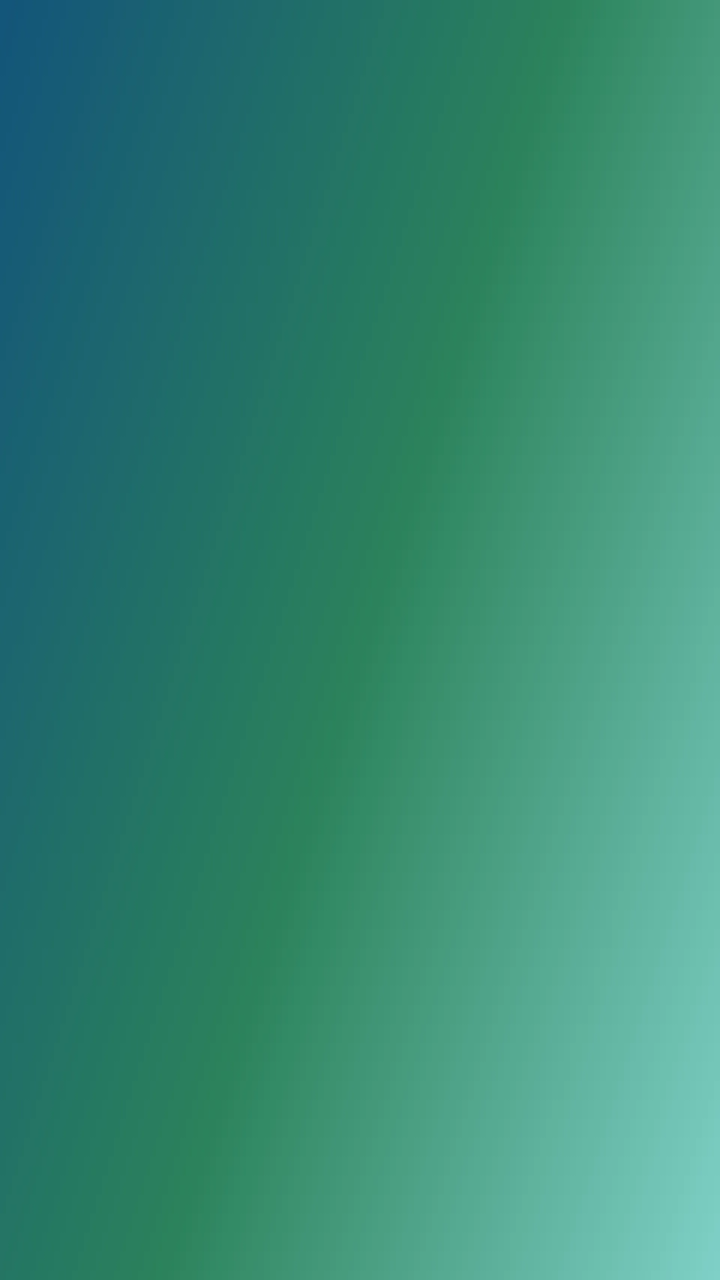
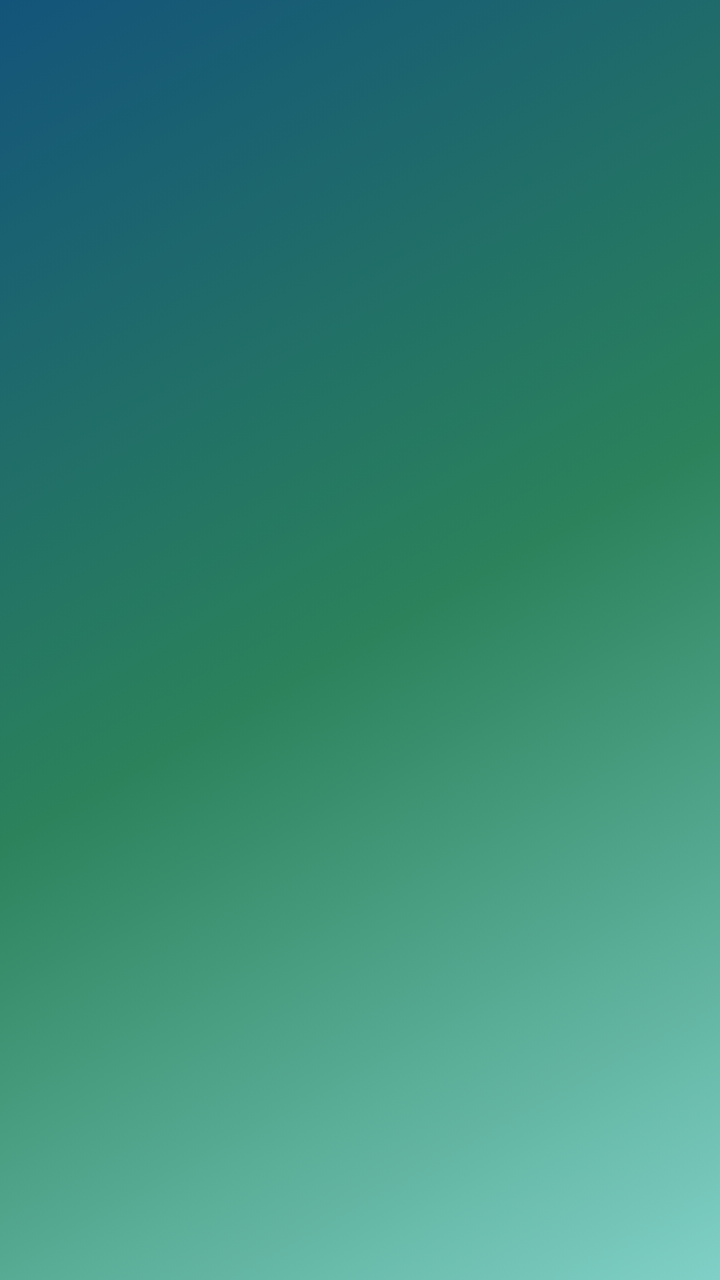

Before-and-after screenshots of an Android layout around one commit, followed by the original layout XML and the change that was made.
<!-- AndroidManifest.xml: application theme Theme.Launcher -->
<!-- res/layout/item_app.xml -->
<?xml version="1.0" encoding="utf-8"?>
<FrameLayout xmlns:android="http://schemas.android.com/apk/res/android"
    android:layout_width="match_parent"
    android:layout_height="wrap_content"
    android:clipChildren="false"
    android:clipToPadding="false"
    android:paddingTop="8dp"
    android:paddingBottom="8dp">

    <FrameLayout
        android:id="@+id/card"
        android:layout_width="match_parent"
        android:layout_height="wrap_content"
        android:layout_gravity="center_horizontal|top"
        android:clickable="true"
        android:focusable="true">

        <ImageView
            android:id="@+id/banner"
            android:layout_width="match_parent"
            android:layout_height="match_parent"
            android:importantForAccessibility="no"
            android:scaleType="centerCrop" />

        
        <ImageView
            android:id="@+id/icon"
            android:layout_width="48dp"
            android:layout_height="48dp"
            android:layout_gravity="center"
            android:layout_marginBottom="14dp"
            android:importantForAccessibility="no"
            android:visibility="gone" />

        <TextView
            android:id="@+id/title"
            android:layout_width="match_parent"
            android:layout_height="wrap_content"
            android:layout_gravity="bottom"
            android:layout_marginBottom="6dp"
            android:ellipsize="end"
            android:fontFamily="@font/outfit_regular"
            android:gravity="center"
            android:includeFontPadding="false"
            android:paddingStart="8dp"
            android:paddingEnd="8dp"
            android:singleLine="true"
            android:textColor="#FFFFFFFF"
            android:textSize="13sp"
            android:visibility="gone" />
    </FrameLayout>

    <TextView
        android:id="@+id/name"
        android:layout_width="match_parent"
        android:layout_height="22dp"
        android:layout_gravity="center_horizontal|top"
        android:alpha="0"
        android:ellipsize="end"
        android:fontFamily="@font/outfit_medium"
        android:gravity="center"
        android:includeFontPadding="false"
        android:singleLine="true"
        android:textColor="#F2FFFFFF"
        android:textSize="14sp" />
</FrameLayout>
<!-- resources referenced by this layout -->
<resources>
  <style name="Theme.Launcher" parent="android:Theme.Material.NoActionBar">
          
          <item name="android:windowBackground">@drawable/window_bg</item>
          <item name="android:windowFullscreen">true</item>
          <item name="android:windowNoTitle">true</item>
          <item name="android:colorBackground">#FF000000</item>
      </style>
  <!-- drawable window_bg (drawable) -->
  <?xml version="1.0" encoding="utf-8"?>
  <bitmap xmlns:android="http://schemas.android.com/apk/res/android"
      android:src="@drawable/poster_default"
      android:gravity="fill" />
  <!-- drawable poster_default: webp bitmap (drawable-nodpi, 8310 bytes) -->
</resources>

<!-- the commit's change to res/layout/item_app.xml (unified diff, before → after) -->
@@ -14,13 +14,6 @@
         android:layout_gravity="center_horizontal|top"
         android:clickable="true"
         android:focusable="true">
-
-        <ImageView
-            android:id="@+id/banner"
-            android:layout_width="match_parent"
-            android:layout_height="match_parent"
-            android:importantForAccessibility="no"
-            android:scaleType="centerCrop" />
 
         
         <ImageView
<!-- resource entries referenced after the edit -->
@@ -2,16 +2,20 @@
 <resources>
   <style name="Theme.Launcher" parent="android:Theme.Material.NoActionBar">
           
-          <item name="android:windowBackground">@drawable/window_bg</item>
+          <item name="android:windowBackground">@drawable/aurora</item>
           <item name="android:windowFullscreen">true</item>
           <item name="android:windowNoTitle">true</item>
           <item name="android:colorBackground">#FF000000</item>
       </style>
-  <!-- drawable window_bg (drawable) -->
+  <!-- drawable aurora (drawable) -->
   <?xml version="1.0" encoding="utf-8"?>
-  <bitmap xmlns:android="http://schemas.android.com/apk/res/android"
-      android:src="@drawable/poster_default"
-      android:gravity="fill" />
-  <!-- drawable poster_default: webp bitmap (drawable-nodpi, 8310 bytes) -->
+  <shape xmlns:android="http://schemas.android.com/apk/res/android"
+      android:dither="true"
+      android:shape="rectangle">
+      <gradient android:angle="315"
+          android:startColor="#FF13547A"
+          android:centerColor="#FF2B825B"
+          android:endColor="#FF80D0C7" />
+  </shape>
 </resources>
 
